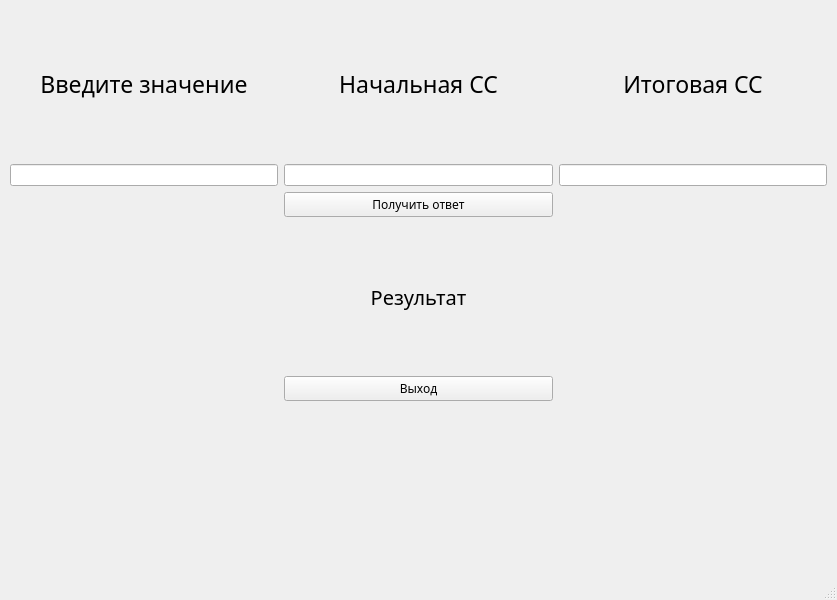
Dzenonia/BSU, file Laba2_QT/mainwindow.ui: the form before one commit.
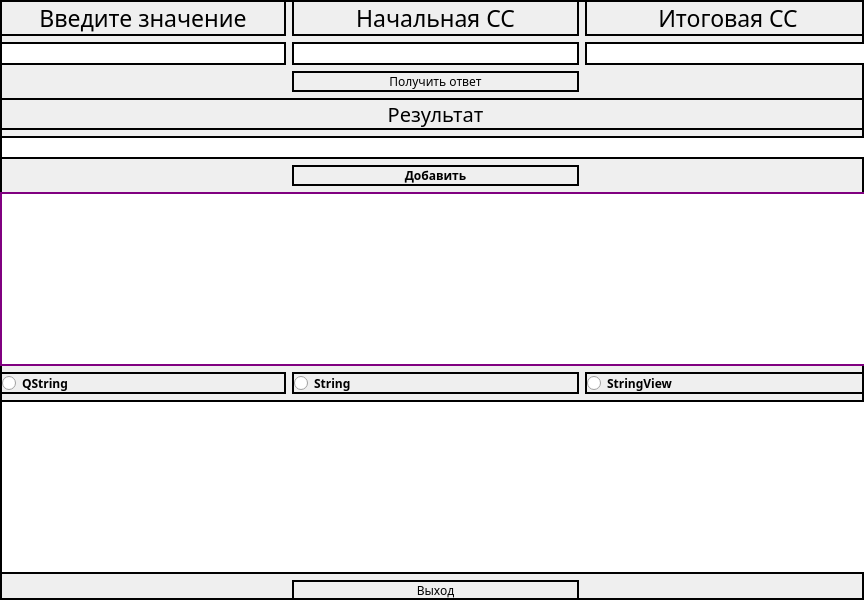
The form after the commit.

Patch:
```diff
--- a/Laba2_QT/mainwindow.ui
+++ b/Laba2_QT/mainwindow.ui
@@ -6,27 +6,69 @@
    <rect>
     <x>0</x>
     <y>0</y>
-    <width>837</width>
+    <width>864</width>
     <height>600</height>
    </rect>
   </property>
+  <property name="font">
+   <font>
+    <family>XO Windy</family>
+    <bold>true</bold>
+   </font>
+  </property>
   <property name="windowTitle">
    <string>MainWindow</string>
   </property>
   <widget class="QWidget" name="centralwidget">
+   <property name="font">
+    <font>
+     <family>Rockwell Condensed</family>
+     <bold>true</bold>
+    </font>
+   </property>
+   <property name="styleSheet">
+    <string notr="true">border: 2px solid black;</string>
+   </property>
    <widget class="QWidget" name="gridLayoutWidget">
     <property name="geometry">
      <rect>
-      <x>10</x>
-      <y>10</y>
-      <width>817</width>
-      <height>391</height>
+      <x>0</x>
+      <y>0</y>
+      <width>871</width>
+      <height>601</height>
      </rect>
     </property>
     <layout class="QGridLayout" name="gridLayout">
+     <item row="9" column="0" colspan="3">
+      <widget class="QTextEdit" name="textEdit">
+       <property name="font">
+        <font>
+         <family>Sitka Small</family>
+        </font>
+       </property>
+       <property name="styleSheet">
+        <string notr="true">border: 2px solid purple;</string>
+       </property>
+      </widget>
+     </item>
      <item row="1" column="1">
       <widget class="QLineEdit" name="baseInput"/>
      </item>
+     <item row="1" column="2">
+      <widget class="QLineEdit" name="baseOutput"/>
+     </item>
+     <item row="5" column="0" colspan="3">
+      <widget class="QLineEdit" name="textAddStr">
+       <property name="font">
+        <font>
+         <family>Sitka Small</family>
+        </font>
+       </property>
+      </widget>
+     </item>
+     <item row="1" column="0">
+      <widget class="QLineEdit" name="valueInput"/>
+     </item>
      <item row="0" column="2">
       <widget class="QLabel" name="labelOutputBase">
        <property name="font">
@@ -43,7 +85,73 @@
        </property>
       </widget>
      </item>
-     <item row="4" column="0" colspan="3">
+     <item row="10" column="1">
+      <widget class="QRadioButton" name="String">
+       <property name="text">
+        <string>String</string>
+       </property>
+      </widget>
+     </item>
+     <item row="0" column="1">
+      <widget class="QLabel" name="labelInputBase">
+       <property name="font">
+        <font>
+         <family>Franklin Gothic Medium Cond</family>
+         <pointsize>17</pointsize>
+        </font>
+       </property>
+       <property name="text">
+        <string>Начальная СС</string>
+       </property>
+       <property name="alignment">
+        <set>Qt::AlignCenter</set>
+       </property>
+      </widget>
+     </item>
+     <item row="10" column="2">
+      <widget class="QRadioButton" name="StringView">
+       <property name="text">
+        <string>StringView</string>
+       </property>
+      </widget>
+     </item>
+     <item row="10" column="0">
+      <widget class="QRadioButton" name="QString">
+       <property name="text">
+        <string>QString</string>
+       </property>
+      </widget>
+     </item>
+     <item row="6" column="1">
+      <widget class="QPushButton" name="addStrToList">
+       <property name="font">
+        <font>
+         <family>Franklin Gothic Book</family>
+         <bold>true</bold>
+        </font>
+       </property>
+       <property name="text">
+        <string>Добавить</string>
+       </property>
+      </widget>
+     </item>
+     <item row="0" column="0">
+      <widget class="QLabel" name="labelValue">
+       <property name="font">
+        <font>
+         <family>Franklin Gothic Medium Cond</family>
+         <pointsize>17</pointsize>
+        </font>
+       </property>
+       <property name="text">
+        <string>Введите значение</string>
+       </property>
+       <property name="alignment">
+        <set>Qt::AlignCenter</set>
+       </property>
+      </widget>
+     </item>
+     <item row="3" column="0" rowspan="2" colspan="3">
       <widget class="QLabel" name="result">
        <property name="font">
         <font>
@@ -51,6 +159,9 @@
          <pointsize>15</pointsize>
         </font>
        </property>
+       <property name="styleSheet">
+        <string notr="true">border: 2px solid black;</string>
+       </property>
        <property name="text">
         <string>Результат</string>
        </property>
@@ -59,23 +170,7 @@
        </property>
       </widget>
      </item>
-     <item row="0" column="0">
-      <widget class="QLabel" name="labelValue">
-       <property name="font">
-        <font>
-         <family>Franklin Gothic Medium Cond</family>
-         <pointsize>17</pointsize>
-        </font>
-       </property>
-       <property name="text">
-        <string>Введите значение</string>
-       </property>
-       <property name="alignment">
-        <set>Qt::AlignCenter</set>
-       </property>
-      </widget>
-     </item>
-     <item row="6" column="1">
+     <item row="12" column="1">
       <widget class="QPushButton" name="exit">
        <property name="font">
         <font>
@@ -91,7 +186,7 @@
       <widget class="QPushButton" name="getAns">
        <property name="font">
         <font>
-         <family>Franklin Gothic Demi</family>
+         <family>Agency FB</family>
         </font>
        </property>
        <property name="text">
@@ -99,45 +194,18 @@
        </property>
       </widget>
      </item>
-     <item row="1" column="2">
-      <widget class="QLineEdit" name="baseOutput"/>
-     </item>
-     <item row="0" column="1">
-      <widget class="QLabel" name="labelInputBase">
+     <item row="11" column="0" colspan="3">
+      <widget class="QTextBrowser" name="textBrowser">
        <property name="font">
         <font>
-         <family>Franklin Gothic Medium Cond</family>
-         <pointsize>17</pointsize>
+         <family>Sitka Small</family>
         </font>
        </property>
-       <property name="text">
-        <string>Начальная СС</string>
-       </property>
-       <property name="alignment">
-        <set>Qt::AlignCenter</set>
-       </property>
       </widget>
      </item>
-     <item row="1" column="0">
-      <widget class="QLineEdit" name="valueInput"/>
-     </item>
     </layout>
    </widget>
-   <widget class="QLabel" name="label_3">
-    <property name="geometry">
-     <rect>
-      <x>280</x>
-      <y>300</y>
-      <width>116</width>
-      <height>25</height>
-     </rect>
-    </property>
-    <property name="text">
-     <string/>
-    </property>
-   </widget>
   </widget>
-  <widget class="QStatusBar" name="statusbar"/>
   <action name="actiondsad">
    <property name="text">
     <string>dsad</string>
```
